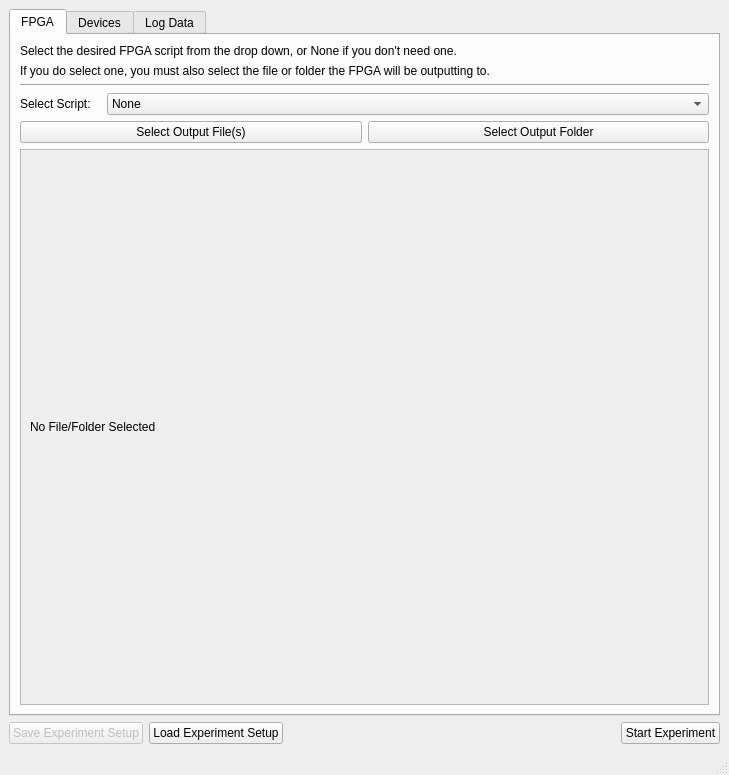
First picture: the form in interfaces/DeviceControlInterface.ui, repository doctoboggan/DeathRay, before the edit.
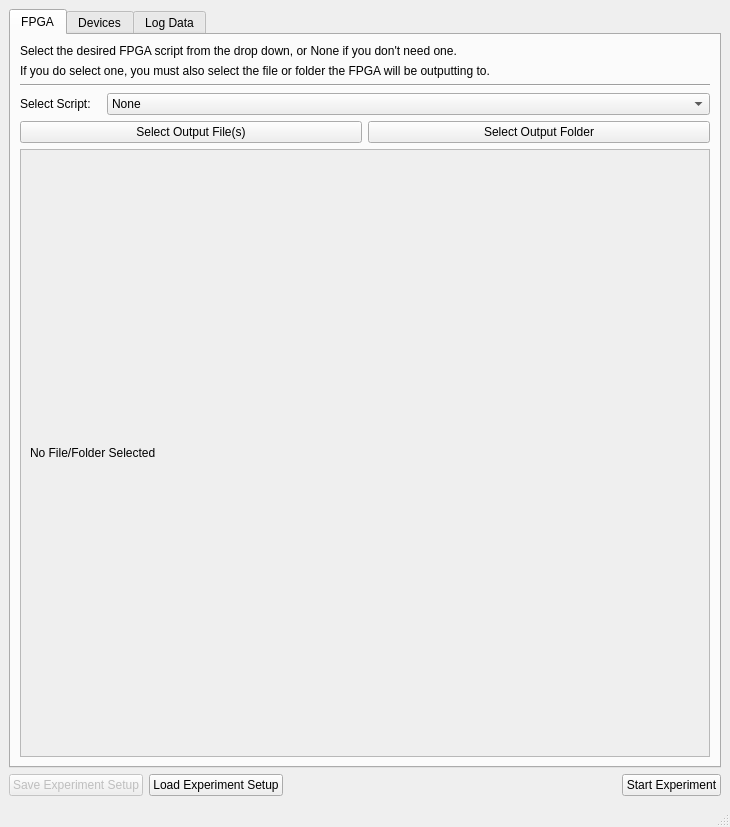
Second picture: the form after the edit. The open tabs and pages were chosen to show the change.

Commit message: added logging from plot window and back button

What changed in the file:
```diff
--- a/interfaces/DeviceControlInterface.ui
+++ b/interfaces/DeviceControlInterface.ui
@@ -9,8 +9,8 @@
    <rect>
     <x>0</x>
     <y>0</y>
-    <width>729</width>
-    <height>775</height>
+    <width>730</width>
+    <height>827</height>
    </rect>
   </property>
   <property name="windowTitle">
@@ -128,8 +128,8 @@
             <rect>
              <x>0</x>
              <y>0</y>
-             <width>657</width>
-             <height>458</height>
+             <width>658</width>
+             <height>510</height>
             </rect>
            </property>
            <layout class="QVBoxLayout" name="verticalLayout_14">
```
Left out of the diff: 6 changed lines with no effect on the pictures. The commit also changes 5 other files.
